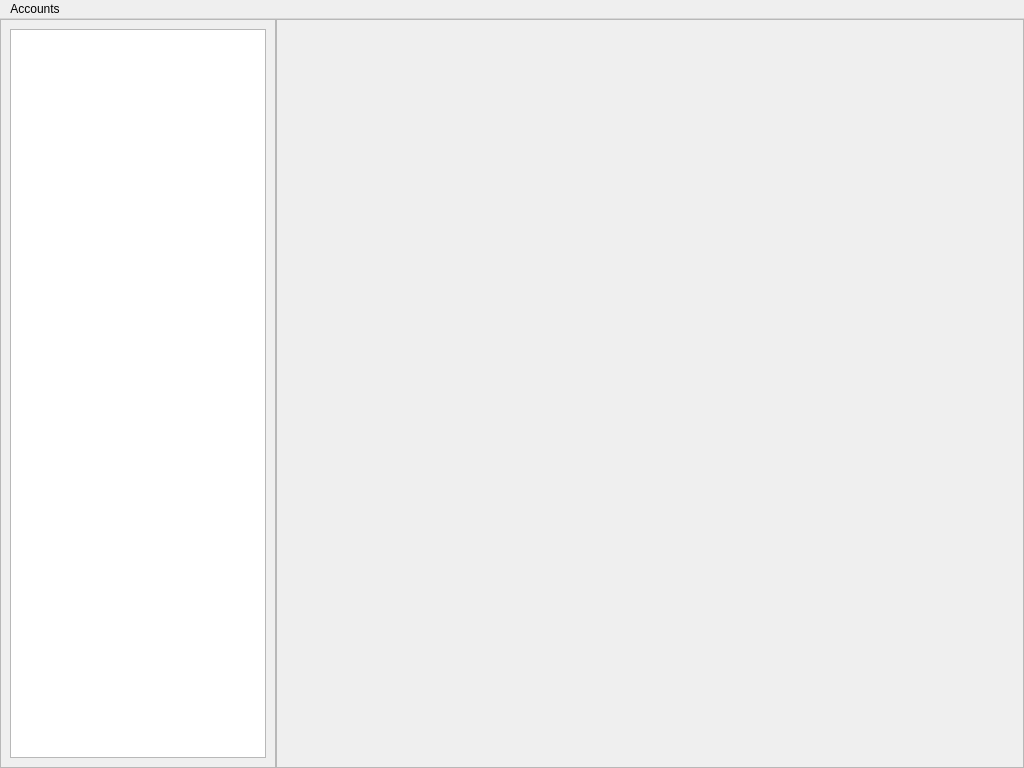
Above: mainwindow.ui from ktbloomq/rss before the change. Below: the same form after it.
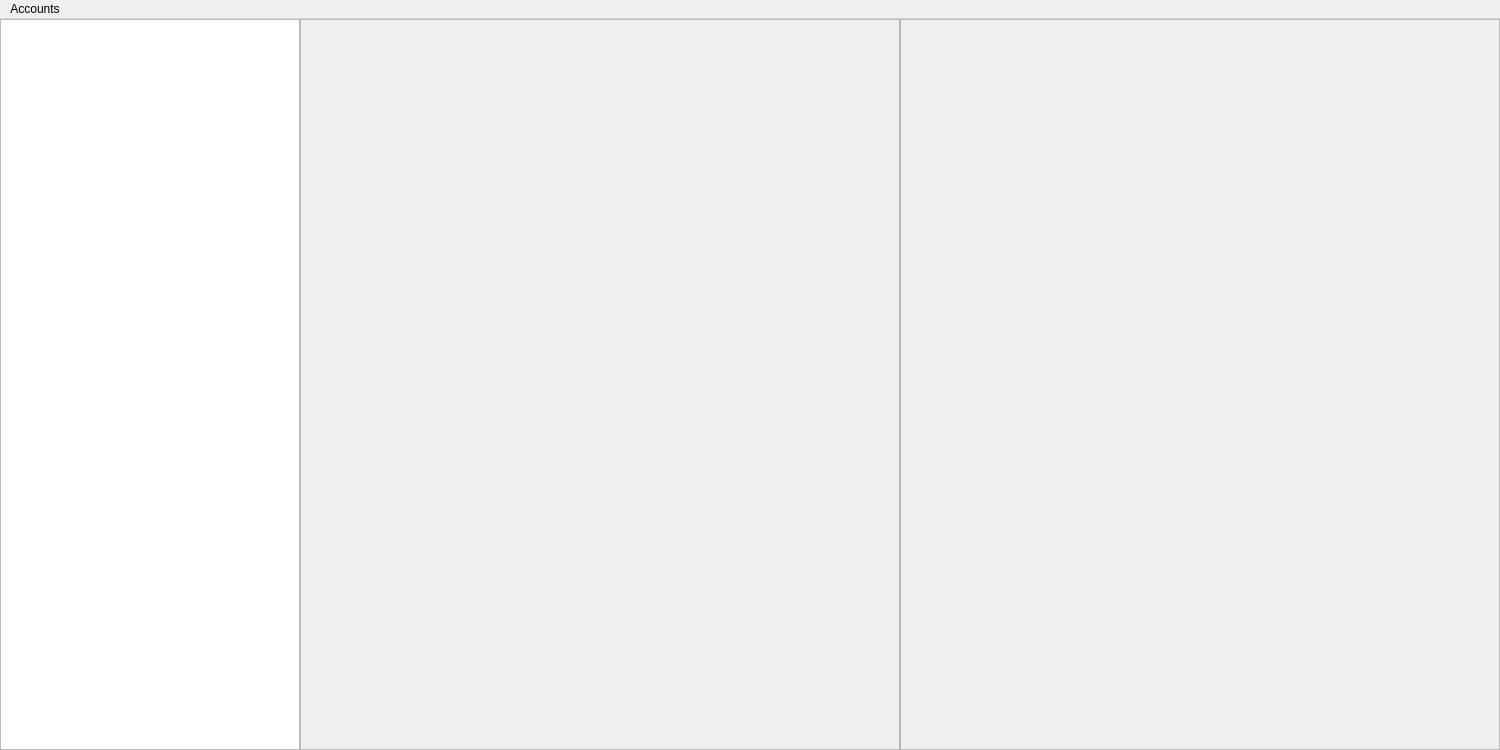
That is the form after the change.

Patch:
```diff
--- a/mainwindow.ui
+++ b/mainwindow.ui
@@ -6,15 +6,15 @@
    <rect>
     <x>0</x>
     <y>0</y>
-    <width>1024</width>
-    <height>768</height>
+    <width>1500</width>
+    <height>750</height>
    </rect>
   </property>
   <property name="windowTitle">
    <string>MainWindow</string>
   </property>
   <widget class="QWidget" name="centralwidget">
-   <layout class="QHBoxLayout" name="horizontalLayout_3">
+   <layout class="QHBoxLayout" name="horizontalLayout" stretch="1,2,2">
     <property name="spacing">
      <number>0</number>
     </property>
@@ -31,40 +31,21 @@
      <number>0</number>
     </property>
     <item>
-     <widget class="QScrollArea" name="scrollArea_2">
+     <widget class="QTreeWidget" name="feedsWidget">
       <property name="sizePolicy">
-       <sizepolicy hsizetype="Preferred" vsizetype="Preferred">
+       <sizepolicy hsizetype="Expanding" vsizetype="Expanding">
         <horstretch>0</horstretch>
         <verstretch>0</verstretch>
        </sizepolicy>
       </property>
-      <property name="widgetResizable">
+      <property name="headerHidden">
        <bool>true</bool>
       </property>
-      <widget class="QWidget" name="scrollAreaWidgetContents_3">
-       <property name="geometry">
-        <rect>
-         <x>0</x>
-         <y>0</y>
-         <width>274</width>
-         <height>744</height>
-        </rect>
+      <column>
+       <property name="text">
+        <string>1</string>
        </property>
-       <layout class="QVBoxLayout" name="verticalLayout_4">
-        <item>
-         <widget class="QTreeWidget" name="feedsWidget">
-          <property name="headerHidden">
-           <bool>true</bool>
-          </property>
-          <column>
-           <property name="text">
-            <string>1</string>
-           </property>
-          </column>
-         </widget>
-        </item>
-       </layout>
-      </widget>
+      </column>
      </widget>
     </item>
     <item>
@@ -77,11 +58,11 @@
         <rect>
          <x>0</x>
          <y>0</y>
-         <width>746</width>
-         <height>744</height>
+         <width>600</width>
+         <height>720</height>
         </rect>
        </property>
-       <layout class="QVBoxLayout" name="verticalLayout_2">
+       <layout class="QVBoxLayout" name="verticalLayout">
         <property name="spacing">
          <number>0</number>
         </property>
@@ -104,6 +85,59 @@
       </widget>
      </widget>
     </item>
+    <item>
+     <widget class="QScrollArea" name="scrollArticle">
+      <property name="widgetResizable">
+       <bool>true</bool>
+      </property>
+      <property name="alignment">
+       <set>Qt::AlignmentFlag::AlignLeading|Qt::AlignmentFlag::AlignLeft|Qt::AlignmentFlag::AlignTop</set>
+      </property>
+      <widget class="QWidget" name="article">
+       <property name="geometry">
+        <rect>
+         <x>0</x>
+         <y>0</y>
+         <width>600</width>
+         <height>720</height>
+        </rect>
+       </property>
+       <layout class="QVBoxLayout" name="verticalLayout_2">
+        <property name="spacing">
+         <number>0</number>
+        </property>
+        <property name="leftMargin">
+         <number>0</number>
+        </property>
+        <property name="topMargin">
+         <number>0</number>
+        </property>
+        <property name="rightMargin">
+         <number>0</number>
+        </property>
+        <property name="bottomMargin">
+         <number>0</number>
+        </property>
+        <item>
+         <layout class="QVBoxLayout" name="articleContainer"/>
+        </item>
+        <item>
+         <spacer name="verticalSpacer">
+          <property name="orientation">
+           <enum>Qt::Orientation::Vertical</enum>
+          </property>
+          <property name="sizeHint" stdset="0">
+           <size>
+            <width>20</width>
+            <height>40</height>
+           </size>
+          </property>
+         </spacer>
+        </item>
+       </layout>
+      </widget>
+     </widget>
+    </item>
    </layout>
   </widget>
   <widget class="QMenuBar" name="menubar">
@@ -111,8 +145,8 @@
     <rect>
      <x>0</x>
      <y>0</y>
-     <width>1024</width>
-     <height>22</height>
+     <width>1500</width>
+     <height>30</height>
     </rect>
    </property>
    <widget class="QMenu" name="menuAccounts">
```
Left out of the diff: 2 changed lines with no effect on the pictures.
